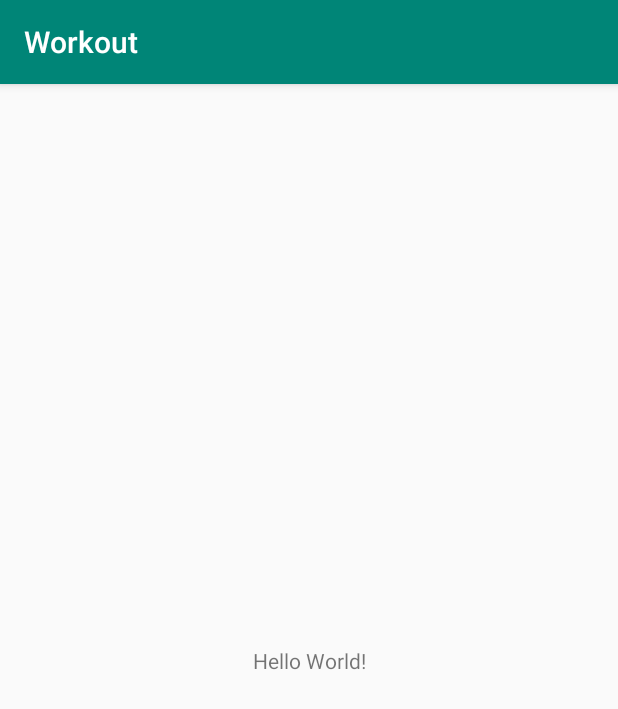
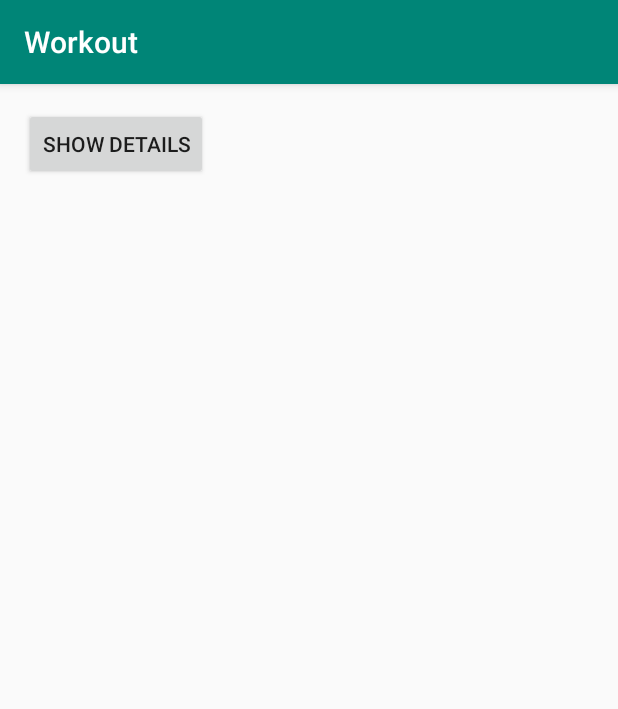
Before and after one commit to bennythejudge/Workout, an Android app: the screen it shows after launch (MainActivity), on a phone screen of 412 x 824 dp. Shown: the top 709 px of the screen. Run offline under Robolectric (Android 15) with nearby library versions, the phone set to English and light mode, and no system bars.

Commit message:
Add button and first fragment

```diff
--- a/app/build.gradle
+++ b/app/build.gradle
@@ -22,6 +22,7 @@ dependencies {
     implementation fileTree(dir: 'libs', include: ['*.jar'])
     implementation 'com.android.support:appcompat-v7:27.1.1'
     implementation 'com.android.support.constraint:constraint-layout:1.1.3'
+    implementation 'com.android.support:support-v4:27.1.1'
     testImplementation 'junit:junit:4.12'
     androidTestImplementation 'com.android.support.test:runner:1.0.2'
     androidTestImplementation 'com.android.support.test.espresso:espresso-core:3.0.2'
--- a/app/src/main/AndroidManifest.xml
+++ b/app/src/main/AndroidManifest.xml
@@ -9,6 +9,7 @@
         android:roundIcon="@mipmap/ic_launcher_round"
         android:supportsRtl="true"
         android:theme="@style/AppTheme">
+        <activity android:name=".DetailActivity"></activity>
         <activity android:name=".MainActivity">
             <intent-filter>
                 <action android:name="android.intent.action.MAIN" />
--- a/app/src/main/res/layout/activity_main.xml
+++ b/app/src/main/res/layout/activity_main.xml
@@ -1,18 +1,17 @@
 <?xml version="1.0" encoding="utf-8"?>
-<android.support.constraint.ConstraintLayout xmlns:android="http://schemas.android.com/apk/res/android"
-    xmlns:app="http://schemas.android.com/apk/res-auto"
+<LinearLayout
+    xmlns:android="http://schemas.android.com/apk/res/android"
     xmlns:tools="http://schemas.android.com/tools"
     android:layout_width="match_parent"
     android:layout_height="match_parent"
+    android:orientation="vertical"
+    android:padding="16dp"
     tools:context=".MainActivity">
 
-    <TextView
+
+    <Button
         android:layout_width="wrap_content"
         android:layout_height="wrap_content"
-        android:text="Hello World!"
-        app:layout_constraintBottom_toBottomOf="parent"
-        app:layout_constraintLeft_toLeftOf="parent"
-        app:layout_constraintRight_toRightOf="parent"
-        app:layout_constraintTop_toTopOf="parent" />
-
-</android.support.constraint.ConstraintLayout>
+        android:onClick="onShowDetails"
+        android:text="@string/details_button" />
+</LinearLayout>
--- a/app/src/main/res/values/strings.xml
+++ b/app/src/main/res/values/strings.xml
@@ -1,3 +1,7 @@
 <resources>
     <string name="app_name">Workout</string>
+    <string name="details_button">Show Details</string>
+
+    <!-- TODO: Remove or change this placeholder text -->
+    <string name="hello_blank_fragment">Hello blank fragment</string>
 </resources>
```
Also changed, not shown: app/src/main/java/android/benedetto/com/workout/DetailActivity.java (added, +13 -0 lines), app/src/main/java/android/benedetto/com/workout/MainActivity.java (+8 -0 lines), app/src/main/java/android/benedetto/com/workout/WorkoutDetailFragment.java (added, +29 -0 lines), app/src/main/res/layout/activity_detail.xml (added, +9 -0 lines), app/src/main/res/layout/fragment_workout_detail.xml (added, +14 -0 lines).
